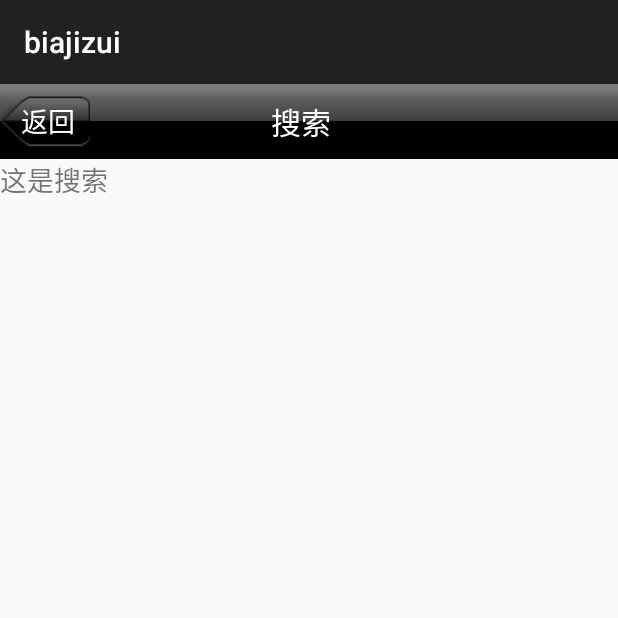
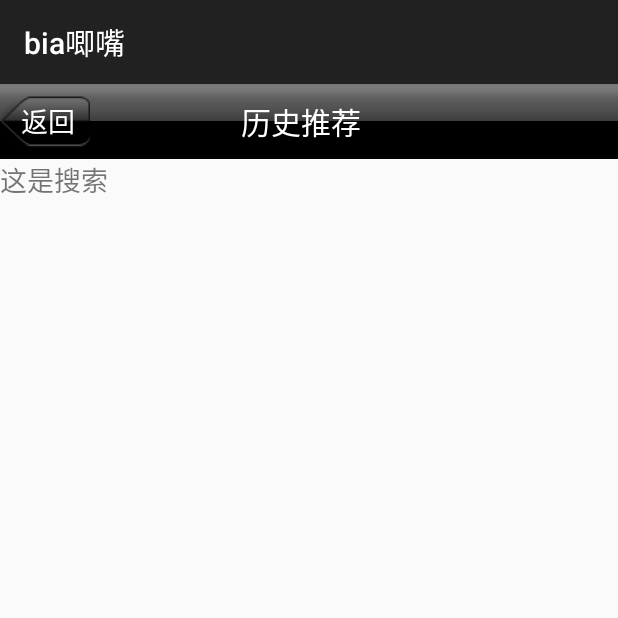
Before and after one commit to yuyongjian/biajizui, an Android app: the fragment SearchFragment shown on its own in the app's theme, after a tap on "返回", on a phone screen of 412 x 824 dp, the top half of it. Run offline under Robolectric (Android 15) with nearby library versions, the phone set to English and light mode, and no system bars.

Commit message:
主界面调整

```diff
--- a/app/src/main/java/com/biajizui/fragment/SearchFragment.java
+++ b/app/src/main/java/com/biajizui/fragment/SearchFragment.java
@@ -57,7 +57,7 @@ public class SearchFragment extends Fragment {
 		mActivity = getActivity();
 
 		mTitle = (TitleView) mParent.findViewById(R.id.title);
-		mTitle.setTitle(R.string.title_search);
+		mTitle.setTitle(R.string.title_history);
 		mTitle.setLeftButton(R.string.back, new OnLeftButtonClickListener() {
 
 			@Override
--- a/app/src/main/java/com/biajizui/fragment/SettingsFragment.java
+++ b/app/src/main/java/com/biajizui/fragment/SettingsFragment.java
@@ -58,7 +58,7 @@ public class SettingsFragment extends Fragment {
 		mActivity = getActivity();
 
 		mTitle = (TitleView) mParent.findViewById(R.id.title);
-		mTitle.setTitle(R.string.title_settings);
+		mTitle.setTitle(R.string.title_show);
 		mTitle.setLeftButton(R.string.back, new OnLeftButtonClickListener() {
 
 			@Override
--- a/app/src/main/res/layout/activity_main.xml
+++ b/app/src/main/res/layout/activity_main.xml
@@ -33,7 +33,7 @@
     <com.biajizui.fragment.FragmentIndicator
         android:id="@+id/indicator"
         android:layout_width="fill_parent"
-        android:layout_height="wrap_content"
+        android:layout_height="54dip"
         android:background="@drawable/tab_footer_bg" />
 
 </LinearLayout>
--- a/app/src/main/res/values/strings.xml
+++ b/app/src/main/res/values/strings.xml
@@ -1,16 +1,18 @@
 <resources>
-    <string name="app_name">biajizui</string>
+    <string name="app_name">bia唧嘴</string>
 
     <string name="hello_world">Hello world!</string>
     <string name="action_settings">Settings</string>
 
-    <string name="tab_home">"首页"</string>
-    <string name="tab_search">"搜索"</string>
-    <string name="tab_settings">"设置"</string>
+    <string name="tab_home">"今日推荐"</string>
+    <string name="tab_history">"历史推荐"</string>
+    <string name="tab_show">"美食秀"</string>
+    <string name="tab_my">"我的"</string>
 
-    <string name="title_home">"首页"</string>
-    <string name="title_search">"搜索"</string>
-    <string name="title_settings">"设置"</string>
+    <string name="title_home">"今日推荐"</string>
+    <string name="title_history">"历史推荐"</string>
+    <string name="title_show">"美食秀"</string>
+    <string name="title_my">"我的"</string>
 
     <string name="back">"返回"</string>
     <string name="help">"帮助"</string>
```
Also changed, not shown: app/src/main/java/com/biajizui/biajizui/MainActivity.java (+4 -3 lines), app/src/main/java/com/biajizui/fragment/FragmentIndicator.java (+42 -13 lines), app/src/main/res/drawable/bia_history.png (added), app/src/main/res/drawable/bia_home.png (added), app/src/main/res/drawable/bia_my.png (added), app/src/main/res/drawable/bia_show.png (added), app/src/main/res/drawable/ic_home_focused.png (deleted), app/src/main/res/drawable/ic_home_normal.png (deleted), app/src/main/res/drawable/ic_search_focused.png (deleted), app/src/main/res/drawable/ic_search_normal.png (deleted), app/src/main/res/drawable/ic_settings_focused.png (deleted), app/src/main/res/drawable/ic_settings_normal.png (deleted).
